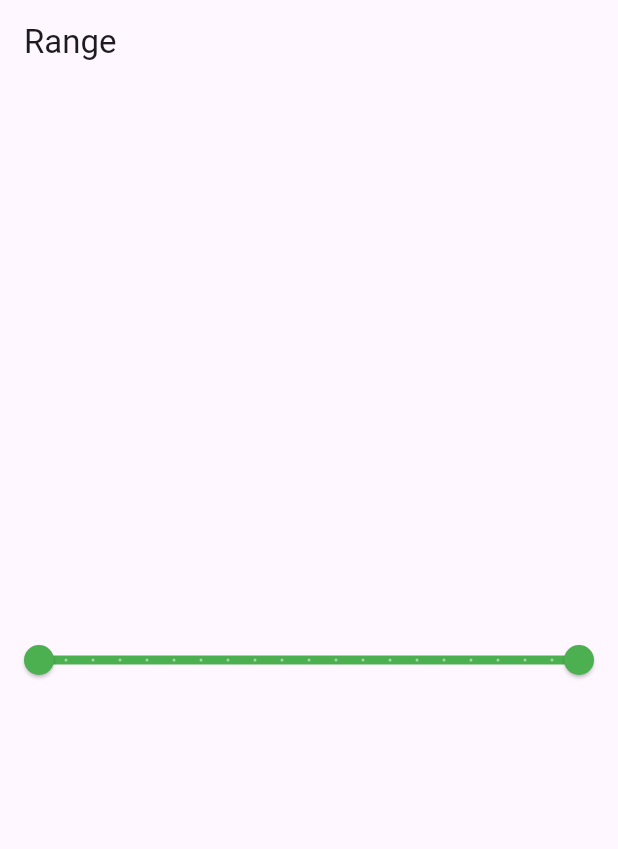
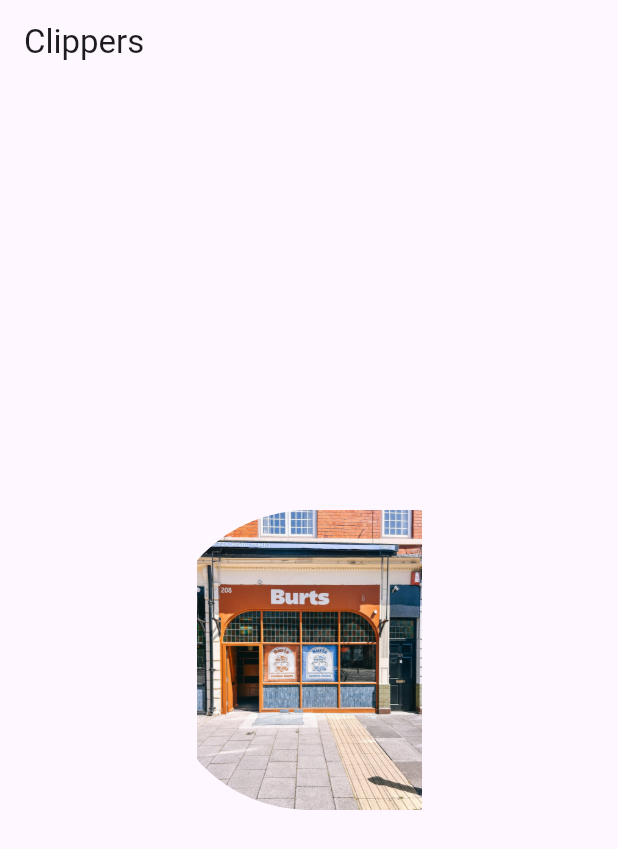
Before and after one commit to KhadeejaArshad/FlutterPractice, a Flutter app: the screen it shows after launch, on a phone screen of 412 x 824 dp. Shown: the top 849 px of the screen. Run offline on Flutter 3.47's test engine with Material 3 defaults, Android fonts, the phone set to English and light mode, and no system bars; our stand-ins replace font_awesome_flutter.

```diff
--- a/lib/Course1/main.dart
+++ b/lib/Course1/main.dart
@@ -4,6 +4,9 @@ import 'package:flutter/material.dart';
 // import 'package:intl/intl.dart';
 // import 'package:untitled/widgets/button_widgets.dart';
 import 'package:font_awesome_flutter/font_awesome_flutter.dart';
+import 'package:untitled/Course2/pages/3DList.dart';
+import 'package:untitled/Course2/pages/Clippers.dart';
+import 'package:untitled/Course2/pages/animated.dart';
 import 'package:untitled/Course2/pages/homepage.dart';
 import 'package:untitled/Course2/pages/range.dart';
 import 'package:untitled/Course2/pages/splash_screen.dart';
@@ -20,7 +23,9 @@ void main() {
       ),
       // home: Home(),
       // home: SplashScreen(),
-      home: Range(),
+      // home: Range(),
+      // home: ListView3D(),
+      home: Clippers(),
     ),
   );
 }
--- /dev/null
+++ b/lib/Course2/pages/Clippers.dart
@@ -0,0 +1,21 @@
+import 'package:flutter/material.dart';
+
+class Clippers extends StatelessWidget {
+  const Clippers({super.key});
+
+  @override
+  Widget build(BuildContext context) {
+    return Scaffold(
+      appBar: AppBar(title: Text('Clippers')),
+      body: Center(
+        child: ClipRRect(
+          borderRadius: BorderRadius.only(
+            topLeft: Radius.circular(210),
+            bottomLeft: Radius.circular(210),
+          ),
+          child: Image.asset('assets/image1.jpg', width: 200, height: 200),
+        ),
+      ),
+    );
+  }
+}
```
Also changed, not shown: lib/Course2/pages/3DList.dart (added, +43 -0 lines), lib/Course2/pages/animated.dart (added, +159 -0 lines), lib/Course2/pages/animatedpage2.dart (added, +20 -0 lines).
